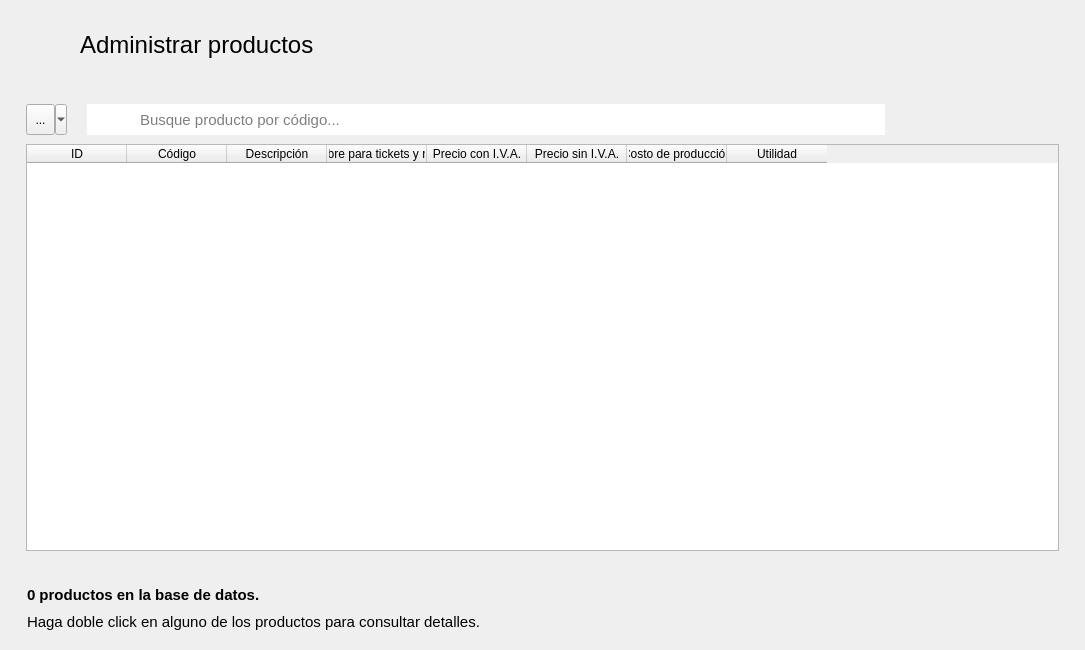
Old version of the form ui/Ui_AdministrarProductos.ui in the repository ivanperez-7/printpos.
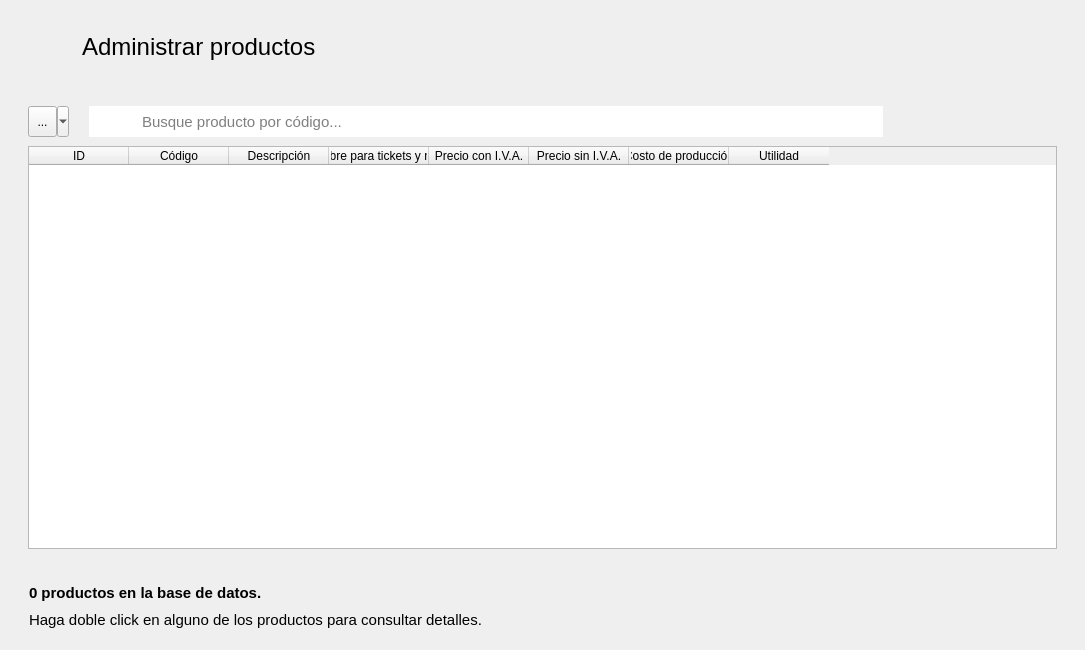
New version of the form. Icons and pictures are not drawn. Custom widgets are drawn as their Qt base class.

```diff
--- a/ui/Ui_AdministrarProductos.ui
+++ b/ui/Ui_AdministrarProductos.ui
@@ -1,7 +1,7 @@
 <?xml version="1.0" encoding="UTF-8"?>
 <ui version="4.0">
  <class>AdministrarProductos</class>
- <widget class="QMainWindow" name="AdministrarProductos">
+ <widget class="QWidget" name="AdministrarProductos">
   <property name="geometry">
    <rect>
     <x>0</x>
@@ -10,22 +10,11 @@
     <height>650</height>
    </rect>
   </property>
-  <property name="minimumSize">
-   <size>
-    <width>1085</width>
-    <height>650</height>
-   </size>
-  </property>
   <property name="windowTitle">
    <string>Administrar productos</string>
   </property>
-  <property name="windowIcon">
-   <iconset resource="../resources.qrc">
-    <normaloff>:/img/icon.ico</normaloff>:/img/icon.ico</iconset>
-  </property>
-  <widget class="QWidget" name="centralwidget">
    <layout class="QVBoxLayout" name="verticalLayout">
-    <item alignment="Qt::AlignLeft|Qt::AlignTop">
+   <item alignment="Qt::AlignLeft">
      <widget class="QFrame" name="frame">
       <property name="font">
        <font>
@@ -480,7 +469,7 @@
       </layout>
      </widget>
     </item>
-    <item alignment="Qt::AlignBottom">
+   <item>
      <widget class="QFrame" name="frame_4">
       <property name="font">
        <font>
@@ -561,7 +550,6 @@
      </widget>
     </item>
    </layout>
-  </widget>
  </widget>
  <customwidgets>
   <customwidget>
```
Left out of the diff: 2 changed lines with no effect on the pictures. Lines whose indentation alone changed are shown as unchanged.
